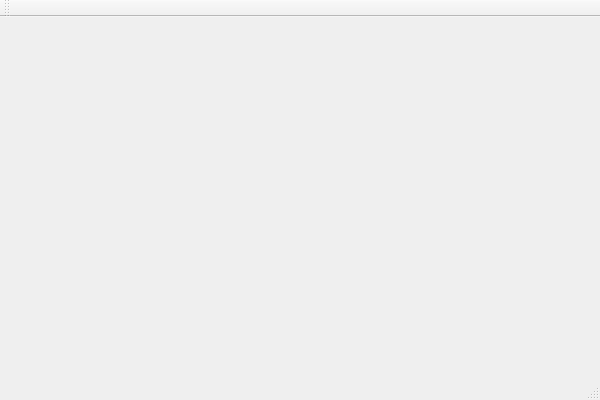
Old version of the form res/cron.ui in the repository MQPearth/thy-tools.
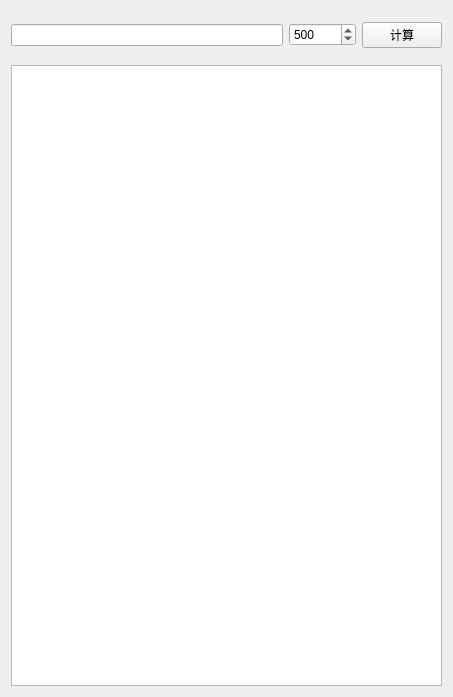
New version of the form. Icons and pictures are not drawn.

Commit message: feat: cron

The edit to the form file:
```diff
--- a/res/cron.ui
+++ b/res/cron.ui
@@ -6,33 +6,83 @@
    <rect>
     <x>0</x>
     <y>0</y>
-    <width>600</width>
-    <height>400</height>
+    <width>453</width>
+    <height>697</height>
    </rect>
   </property>
   <property name="windowTitle">
    <string>Cron表达式工具</string>
   </property>
-  <widget class="QWidget" name="centralWidget"/>
-  <widget class="QMenuBar" name="menuBar">
-   <property name="geometry">
-    <rect>
-     <x>0</x>
-     <y>0</y>
-     <width>600</width>
-     <height>21</height>
-    </rect>
-   </property>
+  <property name="windowIcon">
+   <iconset theme="QIcon::ThemeIcon::DocumentOpenRecent"/>
+  </property>
+  <widget class="QWidget" name="centralWidget">
+   <layout class="QGridLayout" name="gridLayout">
+    <item row="0" column="0">
+     <layout class="QVBoxLayout" name="verticalLayout">
+      <item>
+       <widget class="QWidget" name="widget" native="true">
+        <property name="maximumSize">
+         <size>
+          <width>16777215</width>
+          <height>50</height>
+         </size>
+        </property>
+        <layout class="QHBoxLayout" name="horizontalLayout">
+         <property name="leftMargin">
+          <number>0</number>
+         </property>
+         <property name="rightMargin">
+          <number>0</number>
+         </property>
+         <item>
+          <widget class="QLineEdit" name="lineEdit"/>
+         </item>
+         <item>
+          <widget class="QSpinBox" name="spinBox">
+           <property name="maximumSize">
+            <size>
+             <width>100</width>
+             <height>16777215</height>
+            </size>
+           </property>
+           <property name="maximum">
+            <number>999999999</number>
+           </property>
+           <property name="value">
+            <number>500</number>
+           </property>
+          </widget>
+         </item>
+         <item>
+          <widget class="QPushButton" name="pushButton">
+           <property name="text">
+            <string>计算</string>
+           </property>
+          </widget>
+         </item>
+        </layout>
+       </widget>
+      </item>
+      <item>
+       <widget class="QTextEdit" name="textEdit">
+        <property name="font">
+         <font>
+          <pointsize>11</pointsize>
+         </font>
+        </property>
+        <property name="focusPolicy">
+         <enum>Qt::FocusPolicy::NoFocus</enum>
+        </property>
+        <property name="lineWidth">
+         <number>4</number>
+        </property>
+       </widget>
+      </item>
+     </layout>
+    </item>
+   </layout>
   </widget>
-  <widget class="QToolBar" name="mainToolBar">
-   <attribute name="toolBarArea">
-    <enum>TopToolBarArea</enum>
-   </attribute>
-   <attribute name="toolBarBreak">
-    <bool>false</bool>
-   </attribute>
-  </widget>
-  <widget class="QStatusBar" name="statusBar"/>
  </widget>
  <layoutdefault spacing="6" margin="11"/>
  <resources>
```
The commit also changes 6 other files.
